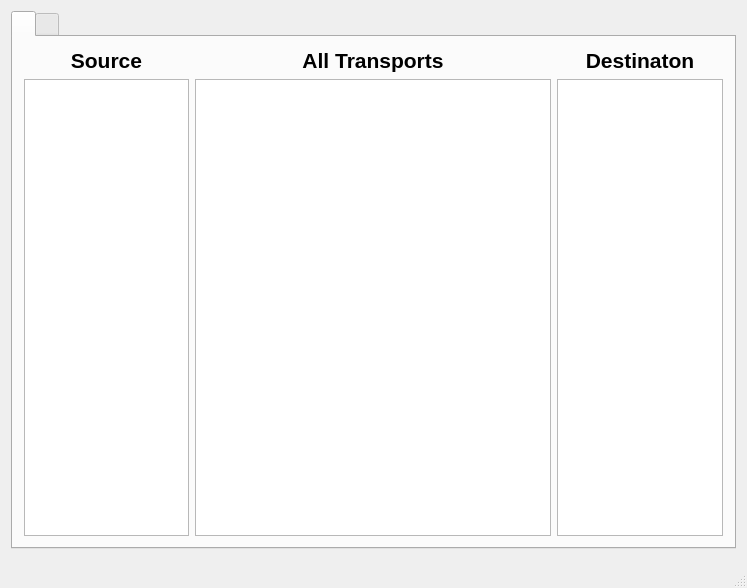
lennon624/travel-system, file source_code/MainWindow.ui: the form before one commit.
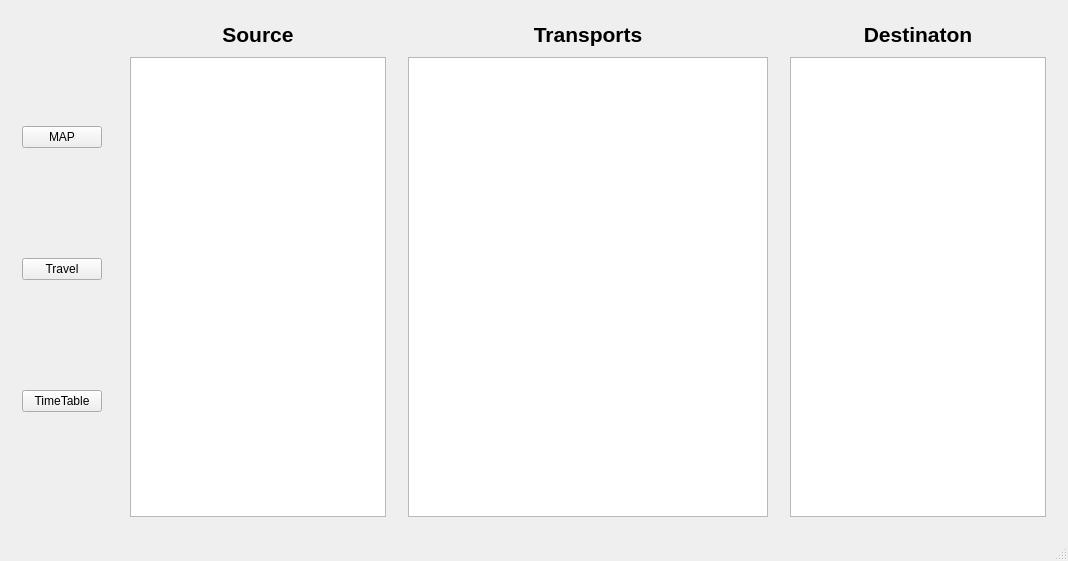
The form after the commit.

```diff
--- a/source_code/MainWindow.ui
+++ b/source_code/MainWindow.ui
@@ -6,8 +6,8 @@
    <rect>
     <x>0</x>
     <y>0</y>
-    <width>747</width>
-    <height>588</height>
+    <width>1048</width>
+    <height>561</height>
    </rect>
   </property>
   <property name="sizePolicy">
@@ -20,22 +20,64 @@
    <string>MainWindow</string>
   </property>
   <widget class="QWidget" name="centralWidget">
-   <layout class="QGridLayout" name="gridLayout_2">
-    <item row="1" column="0">
-     <widget class="QWidget" name="widget" native="true"/>
+   <layout class="QHBoxLayout" name="horizontalLayout">
+    <item>
+     <widget class="QWidget" name="widget_2" native="true">
+      <property name="sizePolicy">
+       <sizepolicy hsizetype="Fixed" vsizetype="Preferred">
+        <horstretch>0</horstretch>
+        <verstretch>0</verstretch>
+       </sizepolicy>
+      </property>
+      <layout class="QVBoxLayout" name="verticalLayout">
+       <item>
+        <widget class="QPushButton" name="btn_pMap">
+         <property name="text">
+          <string>MAP</string>
+         </property>
+        </widget>
+       </item>
+       <item>
+        <widget class="QPushButton" name="btn_pTravel">
+         <property name="text">
+          <string>Travel</string>
+         </property>
+        </widget>
+       </item>
+       <item>
+        <widget class="QPushButton" name="btn_pTrans">
+         <property name="text">
+          <string>TimeTable</string>
+         </property>
+        </widget>
+       </item>
+      </layout>
+     </widget>
     </item>
-    <item row="0" column="0">
-     <widget class="QTabWidget" name="tabWidget">
+    <item>
+     <widget class="QStackedWidget" name="stackedWidget">
+      <property name="sizePolicy">
+       <sizepolicy hsizetype="Fixed" vsizetype="Preferred">
+        <horstretch>0</horstretch>
+        <verstretch>0</verstretch>
+       </sizepolicy>
+      </property>
       <property name="currentIndex">
        <number>0</number>
       </property>
-      <widget class="QWidget" name="page_trans" native="true">
-       <attribute name="title">
-        <string/>
-       </attribute>
-       <layout class="QGridLayout" name="gridLayout">
-        <item row="1" column="1">
-         <widget class="QListWidget" name="listWidget_trans">
+      <widget class="QWidget" name="page_trans">
+       <layout class="QGridLayout" name="gridLayout_3">
+        <property name="sizeConstraint">
+         <enum>QLayout::SetDefaultConstraint</enum>
+        </property>
+        <property name="horizontalSpacing">
+         <number>22</number>
+        </property>
+        <property name="verticalSpacing">
+         <number>10</number>
+        </property>
+        <item row="3" column="0" colspan="2">
+         <widget class="QListWidget" name="listWidget_src">
           <property name="sizePolicy">
            <sizepolicy hsizetype="Fixed" vsizetype="Expanding">
             <horstretch>0</horstretch>
@@ -44,46 +86,105 @@
           </property>
           <property name="minimumSize">
            <size>
-            <width>356</width>
-            <height>110</height>
+            <width>150</width>
+            <height>0</height>
            </size>
           </property>
          </widget>
         </item>
-        <item row="1" column="0">
-         <widget class="QListWidget" name="listWidget_src"/>
-        </item>
-        <item row="1" column="2">
-         <widget class="QListWidget" name="listWidget_dest"/>
-        </item>
-        <item row="0" column="1">
+        <item row="0" column="4">
          <widget class="QLabel" name="label_srcTitle">
           <property name="text">
-           <string>&lt;html&gt;&lt;head/&gt;&lt;body&gt;&lt;p align=&quot;center&quot;&gt;&lt;span style=&quot; font-size:16pt; font-weight:600;&quot;&gt;All Transports&lt;/span&gt;&lt;/p&gt;&lt;/body&gt;&lt;/html&gt;</string>
+           <string>&lt;html&gt;&lt;head/&gt;&lt;body&gt;&lt;p align=&quot;center&quot;&gt;&lt;span style=&quot; font-size:16pt; font-weight:600;&quot;&gt;Transports&lt;/span&gt;&lt;/p&gt;&lt;/body&gt;&lt;/html&gt;</string>
           </property>
          </widget>
         </item>
-        <item row="0" column="0">
-         <widget class="QLabel" name="label_transTitle">
-          <property name="text">
-           <string>&lt;html&gt;&lt;head/&gt;&lt;body&gt;&lt;p align=&quot;center&quot;&gt;&lt;span style=&quot; font-size:16pt; font-weight:600;&quot;&gt;Source&lt;/span&gt;&lt;/p&gt;&lt;/body&gt;&lt;/html&gt;</string>
+        <item row="3" column="7">
+         <widget class="QListWidget" name="listWidget_dest">
+          <property name="sizePolicy">
+           <sizepolicy hsizetype="Fixed" vsizetype="Expanding">
+            <horstretch>0</horstretch>
+            <verstretch>0</verstretch>
+           </sizepolicy>
           </property>
+          <property name="minimumSize">
+           <size>
+            <width>150</width>
+            <height>0</height>
+           </size>
+          </property>
          </widget>
         </item>
-        <item row="0" column="2">
+        <item row="0" column="7">
          <widget class="QLabel" name="label_destTitle">
+          <property name="sizePolicy">
+           <sizepolicy hsizetype="Expanding" vsizetype="Preferred">
+            <horstretch>0</horstretch>
+            <verstretch>0</verstretch>
+           </sizepolicy>
+          </property>
+          <property name="minimumSize">
+           <size>
+            <width>150</width>
+            <height>0</height>
+           </size>
+          </property>
           <property name="text">
            <string>&lt;html&gt;&lt;head/&gt;&lt;body&gt;&lt;p align=&quot;center&quot;&gt;&lt;span style=&quot; font-size:16pt; font-weight:600;&quot;&gt;Destinaton&lt;/span&gt;&lt;/p&gt;&lt;/body&gt;&lt;/html&gt;</string>
           </property>
          </widget>
         </item>
+        <item row="0" column="0" colspan="2">
+         <widget class="QLabel" name="label_transTitle">
+          <property name="sizePolicy">
+           <sizepolicy hsizetype="Expanding" vsizetype="Preferred">
+            <horstretch>0</horstretch>
+            <verstretch>0</verstretch>
+           </sizepolicy>
+          </property>
+          <property name="minimumSize">
+           <size>
+            <width>150</width>
+            <height>0</height>
+           </size>
+          </property>
+          <property name="text">
+           <string>&lt;html&gt;&lt;head/&gt;&lt;body&gt;&lt;p align=&quot;center&quot;&gt;&lt;span style=&quot; font-size:16pt; font-weight:600;&quot;&gt;Source&lt;/span&gt;&lt;/p&gt;&lt;/body&gt;&lt;/html&gt;</string>
+          </property>
+         </widget>
+        </item>
+        <item row="3" column="4">
+         <widget class="QListWidget" name="listWidget_trans">
+          <property name="sizePolicy">
+           <sizepolicy hsizetype="Fixed" vsizetype="Expanding">
+            <horstretch>0</horstretch>
+            <verstretch>0</verstretch>
+           </sizepolicy>
+          </property>
+          <property name="minimumSize">
+           <size>
+            <width>360</width>
+            <height>110</height>
+           </size>
+          </property>
+          <property name="contextMenuPolicy">
+           <enum>Qt::DefaultContextMenu</enum>
+          </property>
+          <property name="verticalScrollBarPolicy">
+           <enum>Qt::ScrollBarAlwaysOff</enum>
+          </property>
+          <property name="horizontalScrollBarPolicy">
+           <enum>Qt::ScrollBarAlwaysOff</enum>
+          </property>
+          <property name="sizeAdjustPolicy">
+           <enum>QAbstractScrollArea::AdjustToContentsOnFirstShow</enum>
+          </property>
+         </widget>
+        </item>
        </layout>
       </widget>
-      <widget class="QWidget" name="tabWidgetPage2" native="true">
-       <attribute name="title">
-        <string/>
-       </attribute>
-      </widget>
+      <widget class="QWidget" name="page_map"/>
+      <widget class="QWidget" name="page_travel"/>
      </widget>
     </item>
    </layout>
```
Left out of the diff: 2 changed lines with no effect on the pictures.
